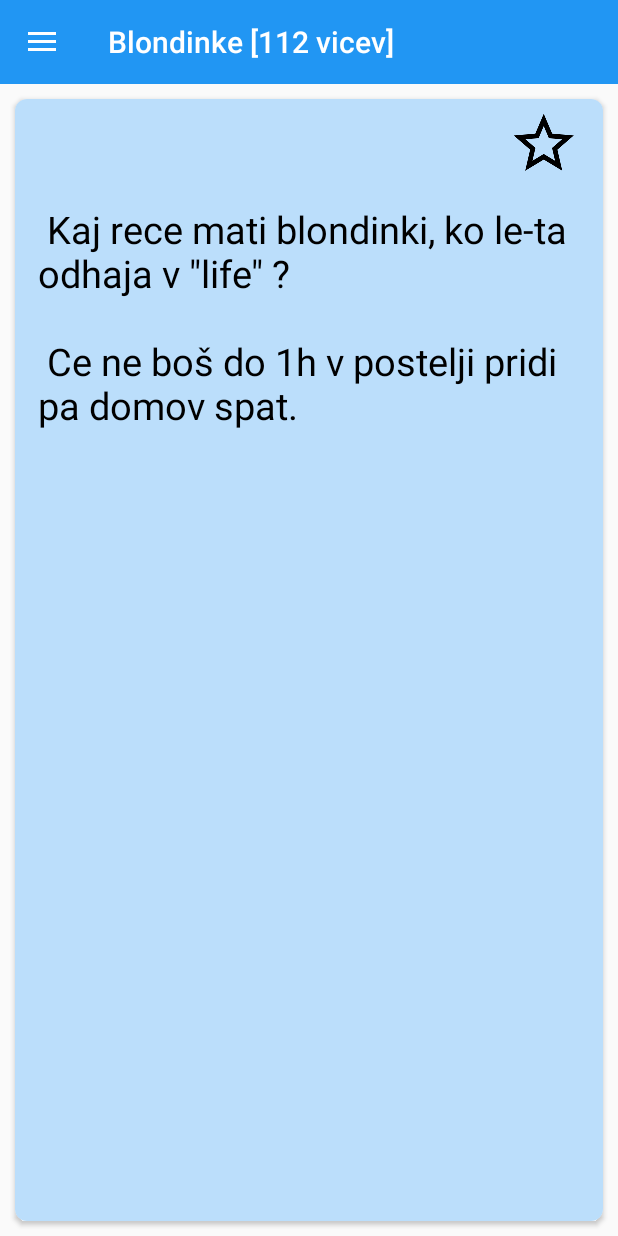
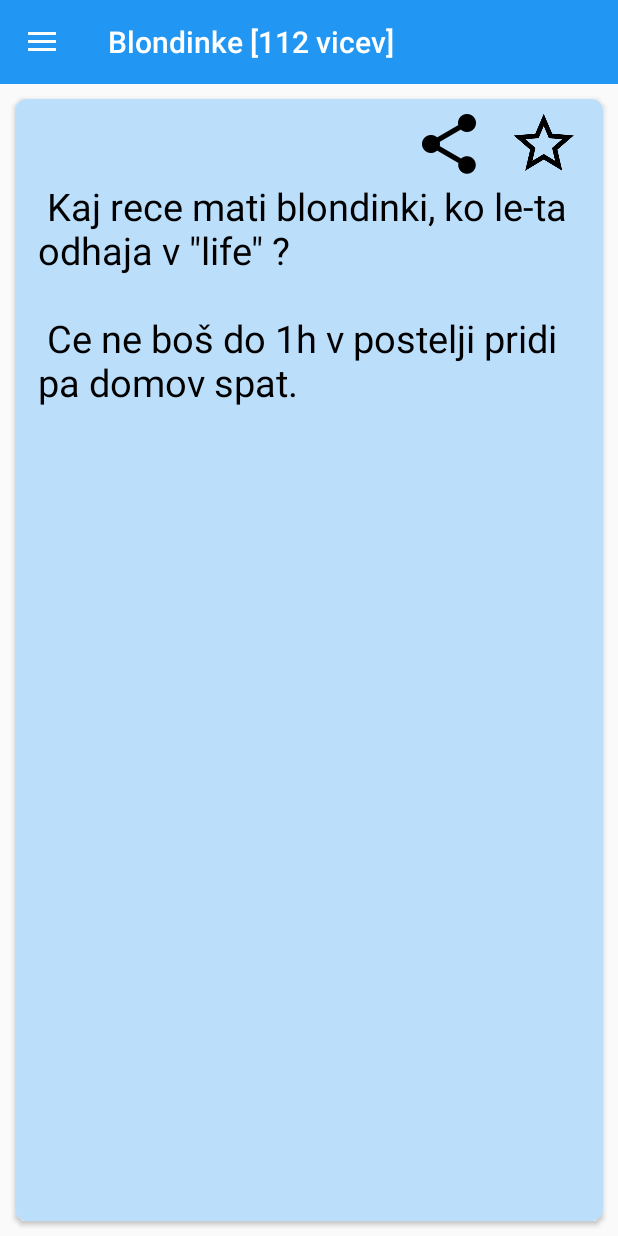
Before and after one commit to k00na/Shalomat4, an Android app: the screen it shows after launch (MainActivity), after a tap on "Blondinke", on a phone screen of 412 x 824 dp. Run offline under Robolectric (Android 15) with nearby library versions, the phone set to English and light mode, and no system bars; our stand-ins replace AdMob; libraries missing offline, so code that uses them is left out: com.michael.easydialog; 1 statement that could not run was skipped; 3 other taps on this screen came first.

Commit message:
Cel vic button added

```diff
--- a/app/src/main/java/com/example/k00na_/shalomat4/Adapters/ListOfJokesAdapter.java
+++ b/app/src/main/java/com/example/k00na_/shalomat4/Adapters/ListOfJokesAdapter.java
@@ -83,6 +83,16 @@ public class ListOfJokesAdapter extends RecyclerView.Adapter<HolderThingy> {
             }
         });
 
+        holderThingy.shareIcon.setOnClickListener(new View.OnClickListener() {
+            @Override
+            public void onClick(View v) {
+                Intent smsIntent = new Intent(Intent.ACTION_SEND);
+                smsIntent.setType("text/plain");
+                smsIntent.putExtra(Intent.EXTRA_TEXT, "" + mJokeArrayList.get(position).getJokeContent() + "\n \n Šalomat™ ");
+                mContext.startActivity(smsIntent);
+            }
+        });
+
 
 
         String shrunkenJokePreview = shrinkText(mJokeArrayList.get(position).getJokeContent(), holderThingy);
@@ -144,14 +154,14 @@ public class ListOfJokesAdapter extends RecyclerView.Adapter<HolderThingy> {
     private void bindViewsForHolder(HolderThingy holderThingy, int position) {
 
         if(mCurrentCategoryNum == R.id.shranjeni_navigation){
-            holderThingy.favoritedIcon.setVisibility(View.INVISIBLE);
+            holderThingy.favoritedIcon.setVisibility(View.GONE);
             holderThingy.categoryTitle.setVisibility(View.VISIBLE);
         } else if (mCurrentCategoryNum == R.id.nakljucni_navigation){
-            holderThingy.favoritedIcon.setVisibility(View.INVISIBLE);
+            holderThingy.favoritedIcon.setVisibility(View.VISIBLE);
             holderThingy.categoryTitle.setVisibility(View.VISIBLE);
         } else{
             holderThingy.favoritedIcon.setVisibility(View.VISIBLE);
-            holderThingy.categoryTitle.setVisibility(View.INVISIBLE);
+            holderThingy.categoryTitle.setVisibility(View.GONE);
 
         }
 
@@ -371,9 +381,10 @@ class HolderThingy extends RecyclerView.ViewHolder{
     TextView categoryTitle;
     TextView jokePreviewText;
     TextView rating;
-    ImageView favoritedIcon;
+    ImageView favoritedIcon, shareIcon;
     CardView mCardView;
     Button mBtnPreberiVec;
+
 
 
     public HolderThingy(View itemView) {
@@ -384,6 +395,7 @@ class HolderThingy extends RecyclerView.ViewHolder{
         jokePreviewText = (TextView)itemView.findViewById(R.id.jokePreviewTextID);
         //rating = (TextView)itemView.findViewById(R.id.ratingText);
         favoritedIcon = (ImageView)itemView.findViewById(R.id.favoritedIcon);
+        shareIcon = (ImageView)itemView.findViewById(R.id.shareImgView);
         mBtnPreberiVec = (Button)itemView.findViewById(R.id.preberiVec);
     }
 
--- /dev/null
+++ b/app/src/main/res/drawable/btn_preberivec.xml
@@ -0,0 +1,30 @@
+<?xml version="1.0" encoding="utf-8"?>
+<selector xmlns:android="http://schemas.android.com/apk/res/android">
+
+    <item android:state_pressed="false">
+
+        <shape>
+
+            <solid
+                android:color="@color/colorPrimary"/>
+            <stroke
+                android:width="0dp"
+                android:color="#000000"/>
+            <corners
+                android:radius="8dp"/>
+            <padding
+
+                android:top="5dp"
+                android:bottom="5dp"
+                android:left="5dp"
+                android:right="5dp"
+                />
+        </shape>
+
+
+
+
+    </item>
+
+
+</selector>
--- a/app/src/main/res/layout/joke_view_holder.xml
+++ b/app/src/main/res/layout/joke_view_holder.xml
@@ -33,7 +33,7 @@
 
 
         <TextView
-            android:padding="15dp"
+            android:paddingBottom="3dp"
             android:paddingLeft="15dp"
             android:paddingRight="15dp"
             android:layout_width="match_parent"
@@ -70,6 +70,18 @@
                 android:visibility="gone"
                 />
 
+
+            <ImageView
+                android:layout_width="wrap_content"
+                android:layout_height="wrap_content"
+                android:layout_marginRight="15dp"
+                android:layout_marginTop="6dp"
+                android:src="@drawable/ic_share_black_48dp"
+                android:id="@+id/shareImgView"
+                android:visibility="visible"
+                />
+
+
             <ImageView
                 android:layout_marginRight="15dp"
                 android:layout_marginTop="6dp"
@@ -83,20 +95,32 @@
 
         </LinearLayout>
 
-
+        <LinearLayout
+            android:layout_alignParentBottom="true"
+            android:gravity="right"
+            android:layout_width="match_parent"
+            android:layout_height="wrap_content"
+            android:layout_margin="5dp"
+            android:background="#BBDEFB"
+            android:orientation="horizontal"
+            android:layout_below="@+id/jokePreviewTextID"
+            android:id="@+id/bottomMarginLayout">
 
             <Button
+                style="@style/ButtonText"
                 android:layout_width="wrap_content"
                 android:layout_height="wrap_content"
-            android:text="Preberi več..."
+                android:text="Cel vic"
+                android:textSize="15sp"
                 android:id="@+id/preberiVec"
                 android:visibility="gone"
-            android:layout_below="@+id/jokePreviewTextID"
-            android:layout_alignParentRight="true"
-            android:layout_marginRight="15dp"
+                android:textStyle="bold"
+                android:background="@drawable/btn_preberivec"
                 />
 
+        </LinearLayout>
 
+        <!--   android:layout_alignParentRight="true" -->
 
     </RelativeLayout>
 
--- a/app/src/main/res/values/styles.xml
+++ b/app/src/main/res/values/styles.xml
@@ -20,6 +20,19 @@
 
     </style>
 
+    <style name="ButtonText">
+
+        <item name="android:layout_width">match_parent</item>
+        <item name="android:layout_height">wrap_content</item>
+        <item name="android:textColor">#000000</item>
+        <item name="android:textStyle">bold</item>
+        <item name="android:layout_margin">5dp</item>
+
+        <item name="android:background">@color/colorPrimaryDark</item>
+
+
+    </style>
+
 
 
 </resources>
```
Also changed, not shown: app/src/main/res/drawable-hdpi/ic_share_black_48dp.png (added), app/src/main/res/drawable-hdpi/ic_share_black_48dp_blue.png (added), app/src/main/res/drawable-mdpi/ic_share_black_48dp.png (added), app/src/main/res/drawable-xhdpi/ic_share_black_48dp.png (added), app/src/main/res/drawable-xxhdpi/ic_share_black_48dp.png (added), app/src/main/res/drawable-xxxhdpi/ic_share_black_48dp.png (added), 1 other file. Lines whose indentation alone changed are shown as unchanged.
